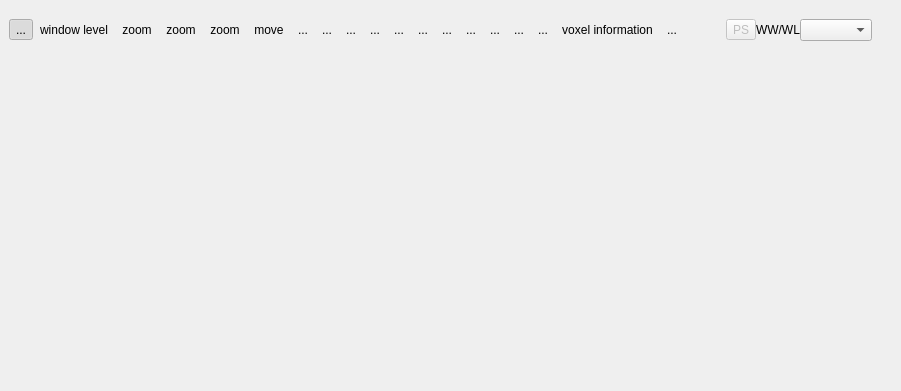
Old version of the form starviewer/src/extensions/main/q2dviewer/q2dviewerextensionbase.ui in the repository starviewer-medical/starviewer.
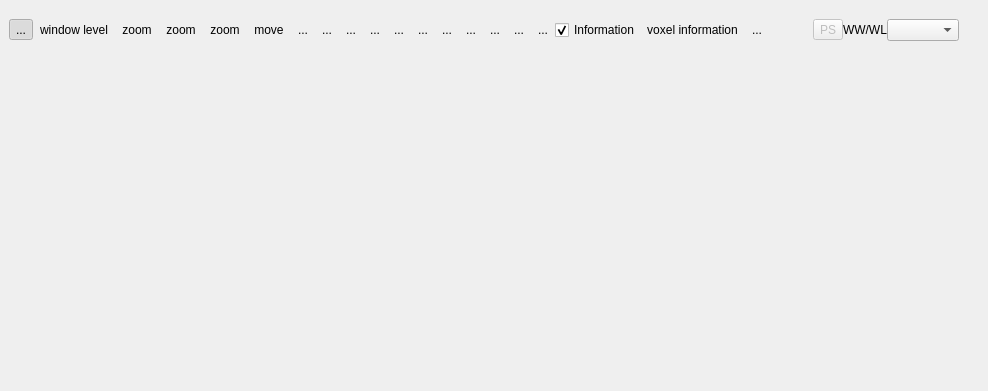
New version of the form. Icons and pictures are not drawn. Custom widgets are drawn as their Qt base class.

Commit message: ENH: S'ha afegit la opció de mostrar/amagar la informació de cada visualitzador. Ticket #141.

The edit to the form file:
```diff
--- a/starviewer/src/extensions/main/q2dviewer/q2dviewerextensionbase.ui
+++ b/starviewer/src/extensions/main/q2dviewer/q2dviewerextensionbase.ui
@@ -5,7 +5,7 @@
    <rect>
     <x>0</x>
     <y>0</y>
-    <width>901</width>
+    <width>988</width>
     <height>391</height>
    </rect>
   </property>
@@ -394,6 +394,16 @@
          </property>
         </widget>
        </item>
+       <item>
+        <widget class="QCheckBox" name="m_volumeInformation" >
+         <property name="text" >
+          <string>Information</string>
+         </property>
+         <property name="checked" >
+          <bool>true</bool>
+         </property>
+        </widget>
+       </item>
        <item>
         <widget class="QToolButton" name="m_voxelInformationToolButton" >
          <property name="text" >
```
The commit also changes 2 other files.
